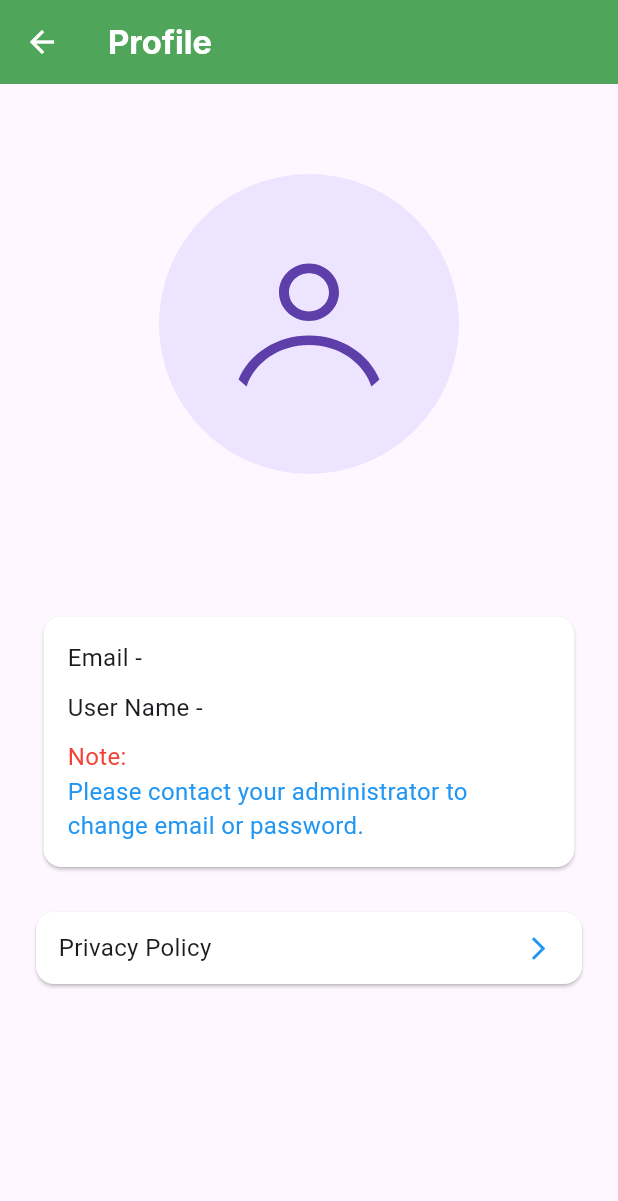
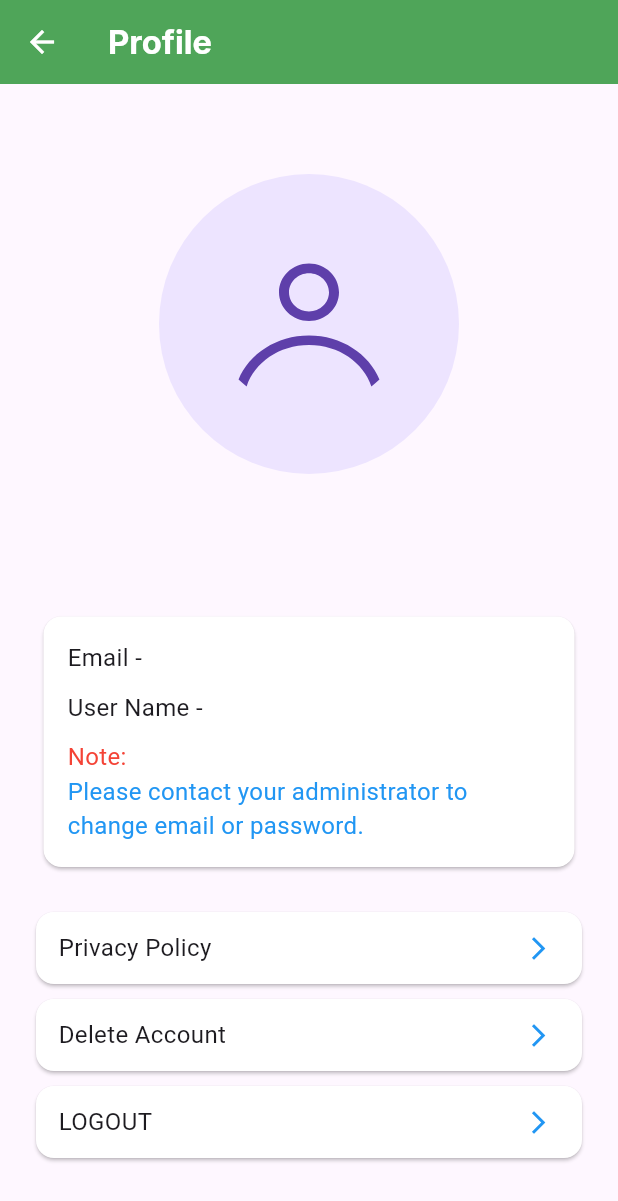
Before and after one commit to srvtechnology/Eco-Trail-Mobile-App, a Flutter app: the ProfileScreen screen opened directly, on a phone screen of 412 x 824 dp. Shown: the top 1201 px of the screen. Run offline on Flutter 3.47's test engine with Material 3 defaults, Android fonts, the phone set to English and light mode, and no system bars; our stand-ins replace flutter_html, flutter_svg, geolocator, google_maps_flutter, shared_preferences, smooth_page_indicator and 1 more; accounts and stored records are empty.

Commit message:
Logout and delete account option implemented in profile page

```diff
--- a/lib/screens/profilescreen.dart
+++ b/lib/screens/profilescreen.dart
@@ -1,3 +1,4 @@
+import 'package:ecotrail/screens/signin.dart';
 import 'package:ecotrail/screens/webviewscreen.dart';
 import 'package:ecotrail/util/profileheader.dart';
 import 'package:flutter/material.dart';
@@ -6,6 +7,7 @@ import 'package:url_launcher/url_launcher.dart';
 import 'dart:convert';
 
 import '../util/Constants.dart';
+import '../util/client.dart';
 import '../util/ecotrailheader.dart';
 import '../util/utility.dart';
 
@@ -135,7 +137,7 @@ class _ProfileScreenState extends State<ProfileScreen> {
                                       Navigator.push(
                                         context,
                                         MaterialPageRoute(
-                                          builder: (context) => const WebViewScreen(),
+                                          builder: (context) => const WebViewScreen("http://druknyofoundation.org/public/privacy","Privacy Policy"),
                                         ),
                                       );
                                     },
@@ -144,6 +146,96 @@ class _ProfileScreenState extends State<ProfileScreen> {
                               ),
                             ),
                           ),
+
+                          const SizedBox(height: 10),
+                          Card(
+                            color: Colors.white,
+                            margin: const EdgeInsets.symmetric(
+                              horizontal: 0,
+                              vertical: 0,
+                            ),
+                            child: Padding(
+                              padding: const EdgeInsets.only(
+                                left: 15.0,
+                                right: 5,
+                              ),
+                              child: Row(
+                                mainAxisAlignment:
+                                MainAxisAlignment.spaceBetween,
+                                children: [
+                                  const Text(
+                                    'Delete Account',
+                                    style: TextStyle(fontSize: 16),
+                                  ),
+                                  IconButton(
+                                    icon: const Icon(
+                                      Icons.arrow_forward_ios,
+                                      color: Colors.blue,
+                                      size: 18,
+                                    ),
+                                    onPressed: () {
+                                      Navigator.push(
+                                        context,
+                                        MaterialPageRoute(
+                                          builder: (context) => const WebViewScreen("https://druknyofoundation.org/public/delete-account","Delete Account"),
+                                        ),
+                                      );
+                                    },
+                                  ),
+                                ],
+                              ),
+                            ),
+                          ),
+
+                          const SizedBox(height: 10),
+                          Card(
+                            color: Colors.white,
+                            margin: const EdgeInsets.symmetric(
+                              horizontal: 0,
+                              vertical: 0,
+                            ),
+                            child: Padding(
+                              padding: const EdgeInsets.only(
+                                left: 15.0,
+                                right: 5,
+                              ),
+                              child: Row(
+                                mainAxisAlignment:
+                                MainAxisAlignment.spaceBetween,
+                                children: [
+                                  const Text(
+                                    'LOGOUT',
+                                    style: TextStyle(fontSize: 16),
+                                  ),
+                                  IconButton(
+                                    icon: const Icon(
+                                      Icons.arrow_forward_ios,
+                                      color: Colors.blue,
+                                      size: 18,
+                                    ),
+                                    onPressed: () async{
+                                      Utility(context).saveToken("");
+                                      await Utility(context).saveEmail("");
+                                      await Utility(context).saveName("");
+
+                                      Navigator.push(context, createSlideRoute(SigninScreen()));
+
+                                      bool success = await APIService.logout(context);
+                                      if (success) {
+                                        Navigator.push(context, createSlideRoute(SigninScreen()));
+                                      } else {
+                                        ScaffoldMessenger.of(context).showSnackBar(
+                                          const SnackBar(content: Text('Logout failed')),
+                                        );
+                                      }
+                                    },
+                                  ),
+                                ],
+                              ),
+                            ),
+                          ),
+
+                          const SizedBox(height: 10),
                         ],
                       ),
                     ),
@@ -154,6 +246,19 @@ class _ProfileScreenState extends State<ProfileScreen> {
           ),
         ],
       ),
+    );
+  }
+
+  Route createSlideRoute(Widget page) {
+    return PageRouteBuilder(
+      transitionDuration: const Duration(milliseconds: 400),
+      pageBuilder: (context, animation, secondaryAnimation) => page,
+      transitionsBuilder: (context, animation, secondaryAnimation, child) {
+        const begin = Offset(1.0, 0.0); // from right to left
+        const end = Offset.zero;
+        final tween = Tween(begin: begin, end: end).chain(CurveTween(curve: Curves.easeInOut));
+        return SlideTransition(position: animation.drive(tween), child: child);
+      },
     );
   }
 
```
Also changed, not shown: lib/screens/webviewscreen.dart (+4 -3 lines).
